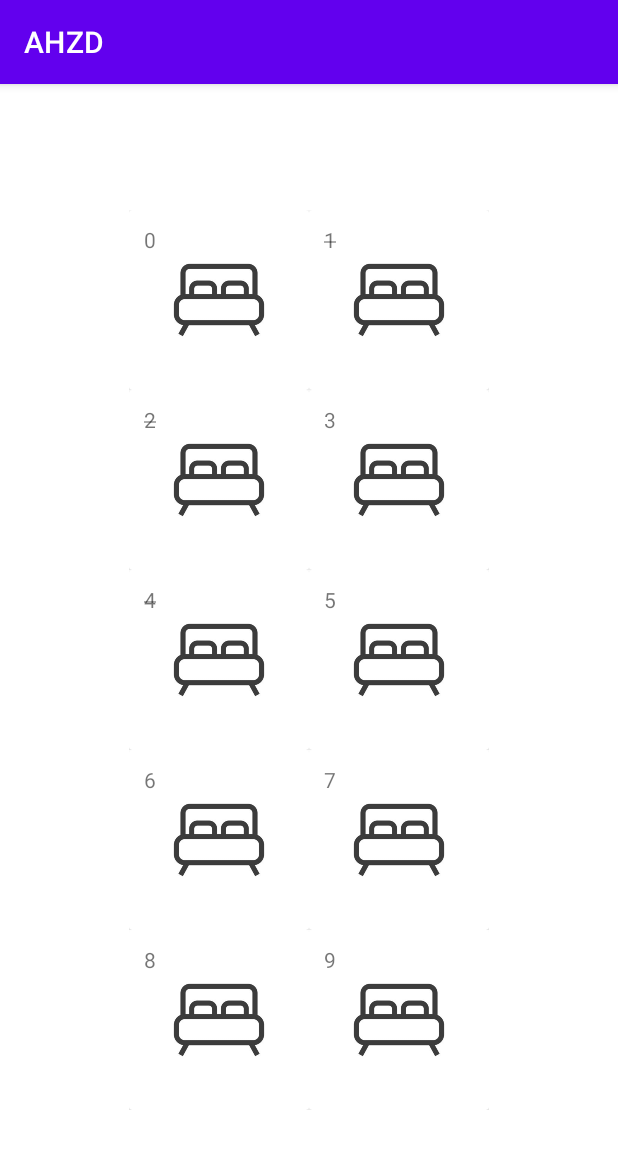
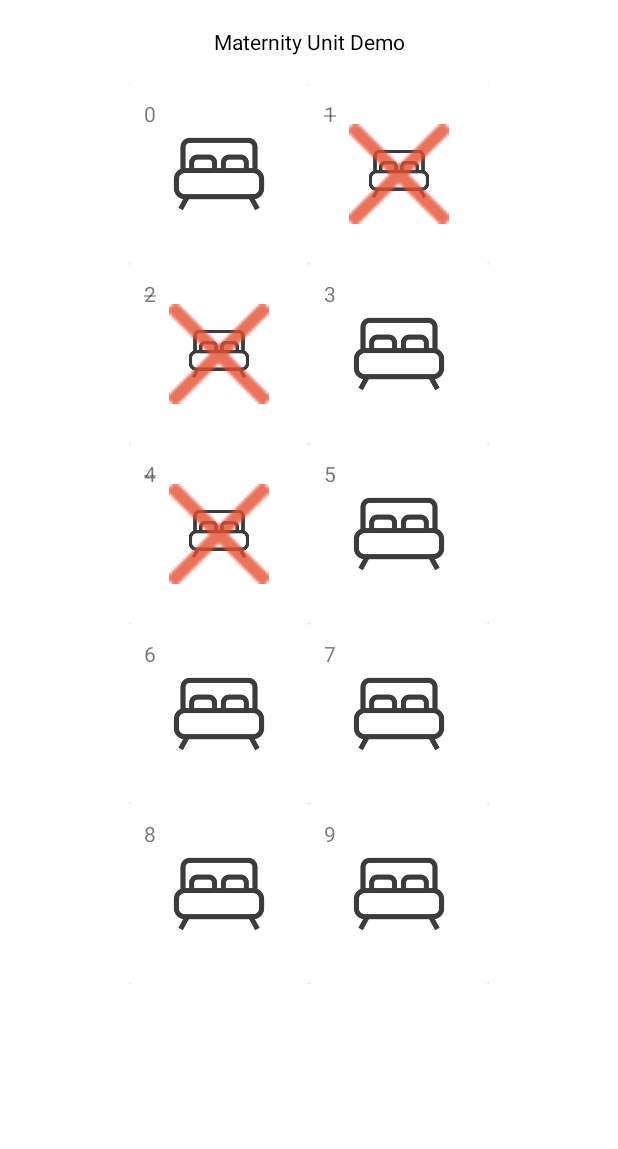
Before and after one commit to adamheinrich-oke/Hospital_App, an Android app: the NurseActivity screen opened directly, with no data from a screen before it, on a phone screen of 412 x 824 dp. Shown: the top 1149 px of the screen. Run offline under Robolectric (Android 15) with nearby library versions, the phone set to English and light mode, and no system bars.

Commit message:
15.05 changes, nurse_app improvements

```diff
--- a/app/src/main/java/com/example/ahzd/nurseactivity/NurseActivity.kt
+++ b/app/src/main/java/com/example/ahzd/nurseactivity/NurseActivity.kt
@@ -7,6 +7,7 @@ import com.example.ahzd.R
 class NurseActivity : AppCompatActivity() {
     override fun onCreate(savedInstanceState: Bundle?) {
         super.onCreate(savedInstanceState)
+        supportActionBar?.hide()
         setContentView(R.layout.activity_nurse)
     }
 }
--- a/app/src/main/java/com/example/ahzd/nurseactivity/nursefragment/BedsAdapter.kt
+++ b/app/src/main/java/com/example/ahzd/nurseactivity/nursefragment/BedsAdapter.kt
@@ -1,60 +1,56 @@
 package com.example.ahzd.nurseactivity.nursefragment
 
+import android.annotation.SuppressLint
 import android.content.Context
-import android.util.Log
 import android.view.LayoutInflater
 import android.view.ViewGroup
 import androidx.recyclerview.widget.RecyclerView
 import com.example.ahzd.R
 import com.example.ahzd.utils.filterNotIn
+import kotlin.system.measureTimeMillis
 
 class BedsAdapter(
     context: Context,
-    private val listofNumbers: List<Int>,
-    private val listener: OnItemClickListener,
-    private val listener_second :OnLongClickCallback
+    private val listOfBeds: List<Int>,
+    private val onLongClickCallback: OnLongClickCallback,
+    private val callback:OnItemClickListener
 ) :
     RecyclerView.Adapter<BedsViewHolder>() {
-    private val apiResponse = mutableListOf(1, 2, 4)
-     var positionsClickable = listofNumbers.filterNotIn(apiResponse)
+
+    private val initBedsTaken = mutableListOf(1, 2, 4)
+    private var bedsTaken = mutableListOf(1, 2, 4)
+    var positionsClickable = listOfBeds.filterNotIn(bedsTaken)
     private val startingClickable = positionsClickable
 
     private var ctx = context
 
+    @SuppressLint("NotifyDataSetChanged")
     fun getAll() {
         positionsClickable = startingClickable
-        //Log.d("Refresh",positionsClickable.toString())
         notifyDataSetChanged()
     }
 
 
-    fun setClickablePosition(position: Int): Int {
-        val mutableList = positionsClickable.toMutableList()
-        mutableList.clear()
-        mutableList.add(position)
-        this.positionsClickable = mutableList
-        notifyDataSetChanged()
-        return position
+    fun setClickablePosition(position: Int) {
+
+
     }
 
     override fun onCreateViewHolder(parent: ViewGroup, viewType: Int): BedsViewHolder {
         val view = LayoutInflater.from(parent.context)
             .inflate(R.layout.bed_item, parent, false)
-        return BedsViewHolder(view,ctx,listener_second)
+        return BedsViewHolder(view, ctx, onLongClickCallback,callback)
     }
 
     override fun onBindViewHolder(holder: BedsViewHolder, position: Int) {
 
-        val item = listofNumbers[position]
-        val isTaken = apiResponse.any { itemTaken -> itemTaken == item }
+        val item = listOfBeds[position]
+        val isTaken = bedsTaken.any { itemTaken -> itemTaken == item }
         val isClickable = positionsClickable.any { canBeClicked -> canBeClicked == position }
-        holder.init(item, isTaken, R.drawable.bed,isClickable)
-
-        Log.d("TestClickable", isClickable.toString())
-        Log.d("TestPosition", position.toString())
+        holder.init(item, isTaken, R.drawable.bed, R.drawable.red_cross, isClickable)
 
 
     }
 
-    override fun getItemCount(): Int = listofNumbers.size
+    override fun getItemCount(): Int = listOfBeds.size
 }
--- a/app/src/main/java/com/example/ahzd/nurseactivity/nursefragment/BedsViewHolder.kt
+++ b/app/src/main/java/com/example/ahzd/nurseactivity/nursefragment/BedsViewHolder.kt
@@ -1,43 +1,59 @@
 package com.example.ahzd.nurseactivity.nursefragment
 
 import android.content.Context
+import android.graphics.drawable.Drawable
+import android.graphics.drawable.LayerDrawable
 import android.util.Log
 import android.view.View
 import android.widget.ImageView
 import android.widget.TextView
 import android.widget.Toast
+import androidx.core.view.setPadding
 import androidx.recyclerview.widget.RecyclerView
 import com.example.ahzd.R
 
-class BedsViewHolder(itemView: View, context: Context,val listener: OnLongClickCallback) : RecyclerView.ViewHolder(itemView) {
+class BedsViewHolder(itemView: View, context: Context, private val listener: OnLongClickCallback,private val listenertwo:OnItemClickListener) :
+    RecyclerView.ViewHolder(itemView) {
 
     private val bedImage = itemView.findViewById(R.id.bedImageImageView) as ImageView
     private val bedNumber = itemView.findViewById(R.id.bedNumberTextView) as TextView
     private val ctx = context
-    //val listener = listener
 
     fun init(
         item: Int,
         isTaken: Boolean,
         image: Int,
+        image2: Int,
         isClickable: Boolean
     ) {
         bedNumber.text = item.toString()
         bedImage.setImageResource(image)
         bedNumber.paint.isStrikeThruText = isTaken
+        if (isTaken) {
+            val layers = arrayOfNulls<Drawable>(2)
+            layers[0] = ctx.getDrawable(image)
+            layers[1] = ctx.getDrawable(image2)
+            val layerDrawable = LayerDrawable(layers)
+            bedImage.setImageDrawable(layerDrawable)
+            bedImage.setPadding(25)
+        }
+
         if (isClickable) {
             itemView.setOnClickListener {
-                if (itemView.foreground != null ){
-                    Log.d("Test","I am in if")
+                if (itemView.foreground != null) {
                     itemView.foreground = null
-                }else {
+                    listenertwo.onItemClick(item)
+
+                } else {
+
                     itemView.foreground = ctx.resources.getDrawable(R.drawable.frame)
+                    listenertwo.onItemClick(item)
                 }
             }
             itemView.setOnLongClickListener {
                 Toast.makeText(ctx, "Long click detected", Toast.LENGTH_SHORT).show()
                 itemView.foreground = null
-                listener.addPatientToBed()
+                listener.addPatientToBed(item)
                 return@setOnLongClickListener true
             }
         }
--- a/app/src/main/java/com/example/ahzd/nurseactivity/nursefragment/OnLongClickCallback.kt
+++ b/app/src/main/java/com/example/ahzd/nurseactivity/nursefragment/OnLongClickCallback.kt
@@ -1,5 +1,5 @@
 package com.example.ahzd.nurseactivity.nursefragment
 
 interface OnLongClickCallback {
-    fun addPatientToBed()
+    fun addPatientToBed(position:Int)
 }
--- a/app/src/main/res/layout/fragment_nurse_beds_overview.xml
+++ b/app/src/main/res/layout/fragment_nurse_beds_overview.xml
@@ -6,15 +6,32 @@
     android:layout_height="match_parent"
     tools:context=".nurseactivity.nursefragment.NurseFragment">
 
+
+    <androidx.appcompat.widget.Toolbar
+        android:id="@+id/toolbar"
+        android:layout_width="0dp"
+        android:layout_height="wrap_content"
+        android:layout_marginBottom="108dp"
+        app:layout_constraintTop_toTopOf="parent"
+        app:layout_constraintStart_toStartOf="parent"
+        app:layout_constraintEnd_toEndOf="parent">
+
+        <TextView
+            android:layout_width="wrap_content"
+            android:layout_height="wrap_content"
+            android:text="Maternity Unit Demo"
+            android:textColor="@color/black"
+            android:layout_gravity="center"
+            android:id="@+id/toolbar_title" />
+
+    </androidx.appcompat.widget.Toolbar>
     <androidx.recyclerview.widget.RecyclerView
-
         android:id="@+id/recyclerview"
         android:layout_width="wrap_content"
         android:layout_height="wrap_content"
-        app:layout_constraintBottom_toBottomOf="parent"
         app:layout_constraintEnd_toEndOf="parent"
         app:layout_constraintStart_toStartOf="parent"
-        app:layout_constraintTop_toTopOf="parent" />
+        app:layout_constraintTop_toBottomOf="@id/toolbar" />
 
 
 </androidx.constraintlayout.widget.ConstraintLayout>
```
Also changed, not shown: app/src/main/java/com/example/ahzd/nurseactivity/nursefragment/NurseFragment.kt (+10 -20 lines), app/src/main/cross-playstore.png (added), app/src/main/java/com/example/ahzd/doctoractivity/doctorfragment/PatientDetailsFragment.kt (line endings or trailing spaces), app/src/main/res/drawable-hdpi/red_cross.png (added), app/src/main/res/drawable-mdpi/red_cross.png (added), app/src/main/res/drawable-xhdpi/red_cross.png (added), app/src/main/res/drawable-xxhdpi/ic_action_name.png (added), app/src/main/res/drawable-xxxhdpi/red_cross.png (added).
